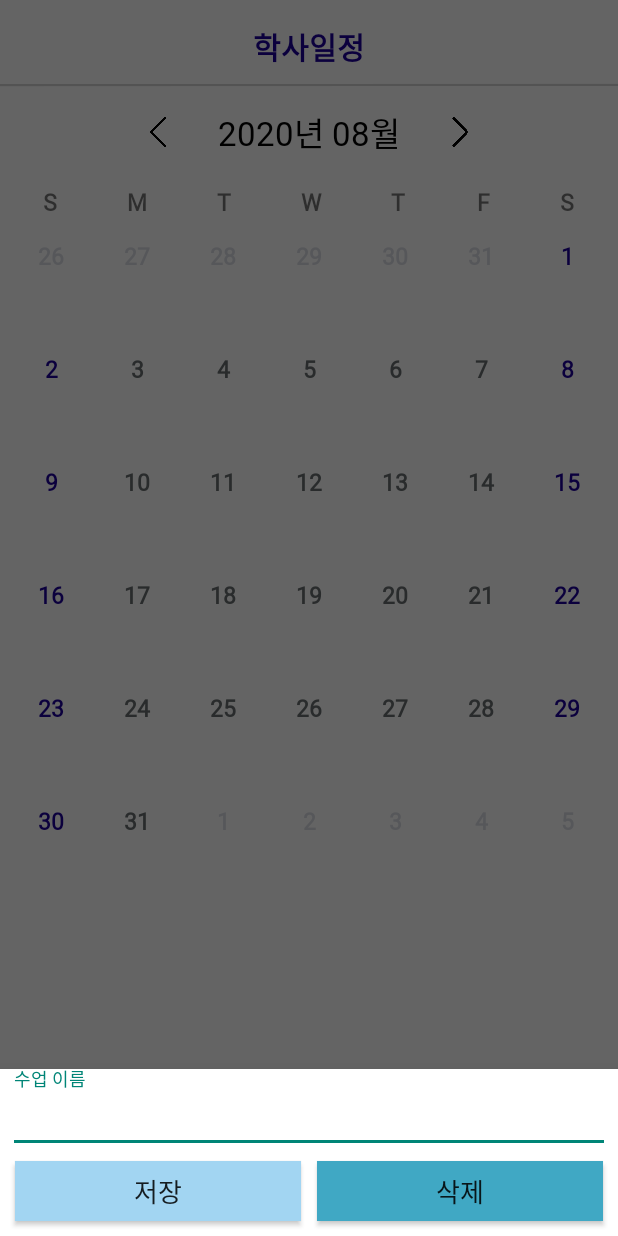
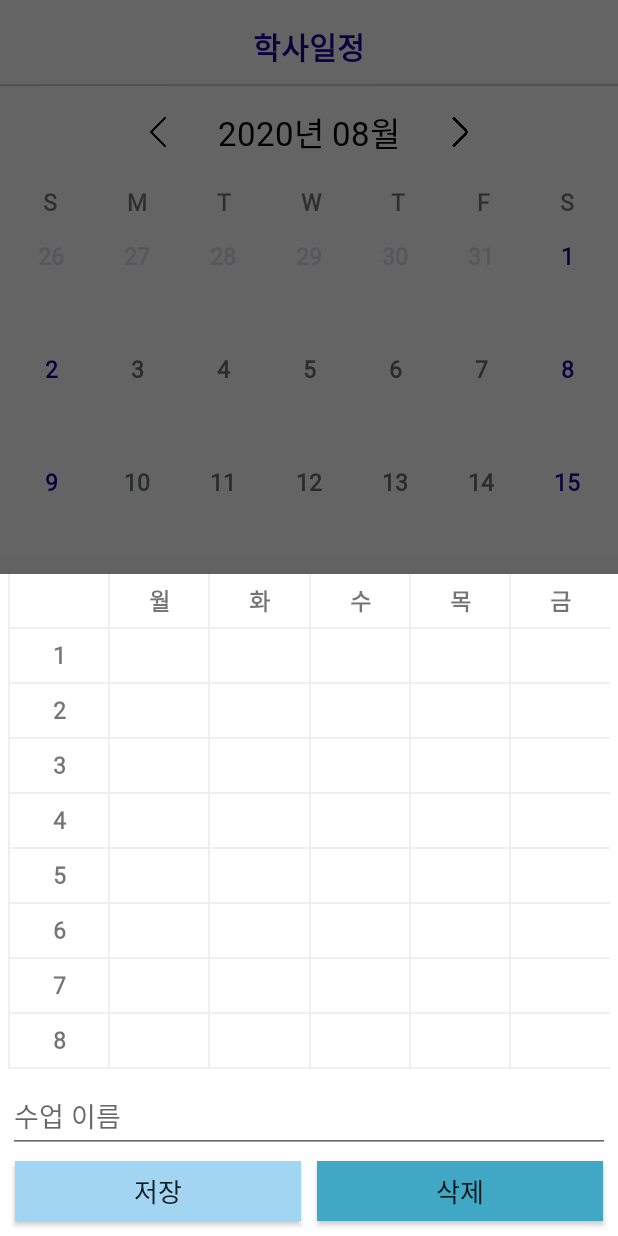
Before and after one commit to noion0511/MealService, an Android app: the fragment InfomationF placed in its activity, on a phone screen of 412 x 824 dp. Run offline under Robolectric (Android 15) with nearby library versions, the phone set to English and light mode, and no system bars; network calls fail.

Commit message:
클래스플러스 기능 구현중

```diff
--- a/school_lunch/app/src/main/java/com/example/school_lunch/Adapter/ClassPlusAdapter.kt
+++ b/school_lunch/app/src/main/java/com/example/school_lunch/Adapter/ClassPlusAdapter.kt
@@ -2,63 +2,86 @@
 
 import android.graphics.Color
 import android.view.LayoutInflater
+import android.view.View
 import android.view.ViewGroup
 import android.widget.TextView
 import androidx.recyclerview.widget.RecyclerView
-import com.example.school_lunch.DataBaseHandler
-import com.example.school_lunch.Fragment.ClassScheduleF
+import com.example.school_lunch.Fragment.InfomationF
 import com.example.school_lunch.R
 import kotlinx.android.synthetic.main.plus_item.view.*
 
 class ClassPlusAdapter : RecyclerView.Adapter<ClassPlusAdapter.ClassViewHolder>(){
-    var classItems: MutableList<ClassScheduleF.ClassData> = mutableListOf(
-        ClassScheduleF.ClassData(""), ClassScheduleF.ClassData("월"),
-        ClassScheduleF.ClassData("화"), ClassScheduleF.ClassData("수"),
-        ClassScheduleF.ClassData("목"), ClassScheduleF.ClassData("금"),
-        ClassScheduleF.ClassData("1"), ClassScheduleF.ClassData(""),
-        ClassScheduleF.ClassData(""), ClassScheduleF.ClassData(""),
-        ClassScheduleF.ClassData(""), ClassScheduleF.ClassData(""),
-        ClassScheduleF.ClassData("2"), ClassScheduleF.ClassData(""),
-        ClassScheduleF.ClassData(""), ClassScheduleF.ClassData(""),
-        ClassScheduleF.ClassData(""), ClassScheduleF.ClassData(""),
-        ClassScheduleF.ClassData("3"), ClassScheduleF.ClassData(""),
-        ClassScheduleF.ClassData(""), ClassScheduleF.ClassData(""),
-        ClassScheduleF.ClassData(""), ClassScheduleF.ClassData(""),
-        ClassScheduleF.ClassData("4"), ClassScheduleF.ClassData(""),
-        ClassScheduleF.ClassData(""), ClassScheduleF.ClassData(""),
-        ClassScheduleF.ClassData(""), ClassScheduleF.ClassData(""),
-        ClassScheduleF.ClassData("5"), ClassScheduleF.ClassData(""),
-        ClassScheduleF.ClassData(""), ClassScheduleF.ClassData(""),
-        ClassScheduleF.ClassData(""), ClassScheduleF.ClassData(""),
-        ClassScheduleF.ClassData("6"), ClassScheduleF.ClassData(""),
-        ClassScheduleF.ClassData(""), ClassScheduleF.ClassData(""),
-        ClassScheduleF.ClassData(""), ClassScheduleF.ClassData(""),
-        ClassScheduleF.ClassData("7"), ClassScheduleF.ClassData(""),
-        ClassScheduleF.ClassData(""), ClassScheduleF.ClassData(""),
-        ClassScheduleF.ClassData(""), ClassScheduleF.ClassData(""),
-        ClassScheduleF.ClassData("8"), ClassScheduleF.ClassData(""),
-        ClassScheduleF.ClassData(""), ClassScheduleF.ClassData(""),
-        ClassScheduleF.ClassData(""), ClassScheduleF.ClassData("")
-    )
+    val selectedItemPosition = HashSet<InfomationF.Schedule>()
 
-    override fun onCreateViewHolder(parent: ViewGroup, p1:Int) = ClassViewHolder(parent)
+    override fun onCreateViewHolder(parent: ViewGroup, viewType: Int): ClassViewHolder =
+        ClassViewHolder(LayoutInflater.from(parent.context).inflate(R.layout.plus_item, parent, false), this)
 
-    override fun getItemCount(): Int = classItems.size
+    override fun getItemCount(): Int = 54
 
-    override fun onBindViewHolder(holder: ClassPlusAdapter.ClassViewHolder, position: Int) {
-        classItems[position].let{ item ->
-            with(holder) {
-                tvClass.text = item.content
+    override fun onBindViewHolder(holder: ClassViewHolder, position: Int) {
+        val xPos = position % 6
+        val yPos = position / 6
+
+        holder.xPos = xPos
+        holder.yPos = yPos
+        holder.tvClass.text = when {
+            yPos == 0 -> {
+                when(xPos) {
+                    1 -> "월"
+                    2 -> "화"
+                    3 -> "수"
+                    4 -> "목"
+                    5 -> "금"
+                    else -> ""
+                }
+            }
+            xPos == 0 -> {
+                when(yPos) {
+                    1 -> "1"
+                    2 -> "2"
+                    3 -> "3"
+                    4 -> "4"
+                    5 -> "5"
+                    6 -> "6"
+                    7 -> "7"
+                    8 -> "8"
+                    else -> ""
+                }
+            }
+            else -> {
+                ""
             }
         }
-        holder.itemView.setOnClickListener {
-            holder.itemView.plus_item.setBackgroundColor(Color.parseColor("#ffc93c"))
-            holder.itemView.plus_date.setText(position)
+        holder.tvClass.setBackgroundColor(if(selectedItemPosition.contains(InfomationF.Schedule(xPos, yPos))) Color.parseColor("#fddb3a") else Color.WHITE)
+    }
+
+    data class ClassViewHolder(val view: View, val adapter: ClassPlusAdapter): RecyclerView.ViewHolder(view) {
+        var xPos = 0
+        var yPos = 0
+        val tvClass: TextView = view.findViewById(R.id.plus_date)
+        init {
+            tvClass.setOnClickListener {
+                adapter.onItemClicked(xPos, yPos)
+            }
         }
     }
 
-    inner class ClassViewHolder(parent: ViewGroup): RecyclerView.ViewHolder(
-        LayoutInflater.from(parent.context).inflate(R.layout.plus_item, parent, false)) {
-        val tvClass: TextView = itemView.plus_date
+    private fun onItemClicked(xPos: Int, yPos: Int) {
+        val position = InfomationF.Schedule(xPos, yPos)
+        val recyclerViewPosition = yPos * 6 + xPos
+
+        if( xPos == 0 || yPos == 0) {
+            return
+        } else if(selectedItemPosition.contains(position)) {
+            selectedItemPosition.remove(position)
+        } else {
+            selectedItemPosition.add(position)
+        }
+
+        notifyItemChanged(recyclerViewPosition)
+    }
+
+    fun getSelectedSchedule(): Set<InfomationF.Schedule> {
+        return selectedItemPosition
     }
 }
--- a/school_lunch/app/src/main/java/com/example/school_lunch/DataBaseHandler.kt
+++ b/school_lunch/app/src/main/java/com/example/school_lunch/DataBaseHandler.kt
@@ -15,7 +15,7 @@
 
 class DataBaseHandler(var context: Context?) :SQLiteOpenHelper(context, DATABASE_NAME, null, 1){
     override fun onCreate(db: SQLiteDatabase?) {
-        val createTable = "CREATE TABLE $TABLE_NAME ($COL_ID INTEGER PRIMARY KEY AUTOINCREMENT,$COL_POSITION INTEGER,$COL_NAME VARCHAR(50))"
+        val createTable = "CREATE TABLE $TABLE_NAME ($COL_ID INTEGER PRIMARY KEY AUTOINCREMENT, $COL_POSITION INTEGER,$COL_NAME VARCHAR(50))"
         db?.execSQL(createTable)
     }
 
--- a/school_lunch/app/src/main/java/com/example/school_lunch/Fragment/InfomationF.kt
+++ b/school_lunch/app/src/main/java/com/example/school_lunch/Fragment/InfomationF.kt
@@ -1,13 +1,11 @@
 package com.example.school_lunch.Fragment
 
-import android.annotation.SuppressLint
-import android.app.Dialog
 import android.os.Bundle
+import android.util.Log
 import android.view.LayoutInflater
 import android.view.View
 import android.view.ViewGroup
 import android.widget.Button
-import android.widget.TextView
 import android.widget.Toast
 import androidx.recyclerview.widget.GridLayoutManager
 import androidx.recyclerview.widget.RecyclerView
@@ -22,7 +20,7 @@
 class InfomationF : BottomSheetDialogFragment(){
     private val db = DataBaseHandler(this.context)
     private var plusRv :RecyclerView? = null
-
+    private var classPlusAdapter : ClassPlusAdapter? = null
 
     override fun onCreateView(
         inflater: LayoutInflater, container: ViewGroup?,
@@ -31,6 +29,11 @@
         val view = inflater.inflate(R.layout.fragment_infomation, container, false)
         val saveBtn:Button = view.findViewById<Button>(R.id.saveBtn)
         val deleteBtn:Button = view.findViewById<Button>(R.id.deleteBtn)
+        classPlusAdapter = ClassPlusAdapter()
+
+        plusRv = view.findViewById(R.id.plus_rv_list)
+        plusRv?.adapter = classPlusAdapter
+        plusRv?.layoutManager = GridLayoutManager(view.context,6)
 
         saveBtn.setOnClickListener {
             insert()
@@ -43,25 +46,18 @@
     }
 
 
-    @SuppressLint("RestrictedApi")
-    override fun setupDialog(dialog: Dialog, style: Int) {
-        super.setupDialog(dialog, style)
-        val view = View.inflate(context, R.layout.fragment_infomation, null)
-
-        plusRv = view.findViewById(R.id.plus_rv_list)
-        plusRv?.adapter = ClassPlusAdapter()
-        plusRv?.layoutManager = GridLayoutManager(view.context,6)
-
-        dialog.setContentView(view)
-    }
-
-
     private fun insert(){
-        if(classTitle2.text.toString().isNotEmpty() && plus_date.text.toString().isNotEmpty()){
-            val schedule = ClassSchedule(plus_date.text.toString().toInt(),classTitle2.text.toString())
-            db.insertData(schedule)
+        val title : String = classTitle2?.text?.toString() ?: ""
+        val selectedClass : Set<Schedule> = classPlusAdapter?.getSelectedSchedule() ?: setOf()
+        if(title.isNotEmpty() && selectedClass.isNotEmpty()){
+//            val schedule = ClassSchedule(plus_date.text.toString().toInt(),classTitle2.text.toString())
+//            db.insertData(schedule)
+            Toast.makeText(this.context,"Try to Save success", Toast.LENGTH_LONG).show()
+            Log.d("Try to Insert", selectedClass.toString())
         }else{
             Toast.makeText(this.context,"Please Fill All Data's", Toast.LENGTH_LONG).show()
         }
     }
+
+    data class Schedule(val day: Int, val order: Int)
 }
--- a/school_lunch/app/src/main/res/layout/fragment_class_schedule.xml
+++ b/school_lunch/app/src/main/res/layout/fragment_class_schedule.xml
@@ -30,10 +30,11 @@
 
                 <com.google.android.material.floatingactionbutton.FloatingActionButton
                     android:id="@+id/class_plus_button"
-                    android:layout_width="60dp"
-                    android:layout_height="60dp"
+                    android:layout_width="55dp"
+                    android:layout_height="55dp"
                     android:backgroundTint="@color/yellow"
                     android:text="수업 추가 및 수정"
+                    android:src="@drawable/plus2"
                     app:borderWidth="0dp"
                     app:layout_constraintBottom_toBottomOf="parent"
                     app:layout_constraintEnd_toEndOf="parent"
--- a/school_lunch/app/src/main/res/layout/fragment_infomation.xml
+++ b/school_lunch/app/src/main/res/layout/fragment_infomation.xml
@@ -1,54 +1,54 @@
 <?xml version="1.0" encoding="utf-8"?>
 <androidx.constraintlayout.widget.ConstraintLayout xmlns:android="http://schemas.android.com/apk/res/android"
     xmlns:app="http://schemas.android.com/apk/res-auto"
+    xmlns:tools="http://schemas.android.com/tools"
     android:layout_width="match_parent"
-    android:layout_height="match_parent"
-    xmlns:tools="http://schemas.android.com/tools">
+    android:layout_height="match_parent">
+
+    <androidx.recyclerview.widget.RecyclerView
+        android:id="@+id/plus_rv_list"
+        android:layout_width="0dp"
+        android:layout_height="wrap_content"
+        android:layout_marginLeft="5dp"
+        android:layout_marginRight="5dp"
+        android:choiceMode="multipleChoice"
+        app:layout_constraintBottom_toTopOf="@+id/classTitle"
+        app:layout_constraintEnd_toEndOf="parent"
+        app:layout_constraintHorizontal_bias="1.0"
+        app:layout_constraintStart_toStartOf="parent"
+        app:spanCount="6"
+        tools:itemCount="54"
+        tools:layoutManager="androidx.recyclerview.widget.GridLayoutManager"
+        tools:listitem="@layout/plus_item"
+        tools:orientation="vertical"
+        tools:scrollbars="vertical" />
 
     <com.google.android.material.textfield.TextInputLayout
         android:id="@+id/classTitle"
         android:layout_width="match_parent"
         android:layout_height="wrap_content"
+        app:layout_constraintBottom_toTopOf="@+id/linearLayout"
         app:layout_constraintEnd_toEndOf="parent"
-        app:layout_constraintStart_toStartOf="parent"
-        app:layout_constraintTop_toBottomOf="@+id/plus_rv_list">
+        app:layout_constraintStart_toStartOf="parent">
 
         <com.google.android.material.textfield.TextInputEditText
             android:id="@+id/classTitle2"
             android:layout_width="match_parent"
             android:layout_height="wrap_content"
+            android:layout_marginLeft="5dp"
             android:layout_marginRight="5dp"
-            android:layout_marginLeft="5dp"
             android:fontFamily="@font/cafe24dangdanghae"
             android:hint="@string/class_name" />
     </com.google.android.material.textfield.TextInputLayout>
-
-    <androidx.recyclerview.widget.RecyclerView
-        android:id="@+id/plus_rv_list"
-        android:layout_width="0dp"
-        android:layout_height="wrap_content"
-        android:layout_marginRight="5dp"
-        android:layout_marginLeft="5dp"
-        android:choiceMode="multipleChoice"
-        app:layout_constraintEnd_toEndOf="parent"
-        app:layout_constraintHorizontal_bias="1.0"
-        app:layout_constraintStart_toStartOf="parent"
-        app:layout_constraintTop_toTopOf="parent"
-        app:spanCount="6"
-        tools:itemCount="48"
-        tools:layoutManager="androidx.recyclerview.widget.GridLayoutManager"
-        tools:listitem="@layout/plus_item"
-        tools:orientation="vertical"
-        tools:scrollbars="vertical" />
 
     <LinearLayout
         android:id="@+id/linearLayout"
         android:layout_width="match_parent"
         android:layout_height="wrap_content"
         android:orientation="horizontal"
+        app:layout_constraintBottom_toBottomOf="parent"
         app:layout_constraintEnd_toEndOf="parent"
-        app:layout_constraintStart_toStartOf="parent"
-        app:layout_constraintTop_toBottomOf="@+id/classTitle">
+        app:layout_constraintStart_toStartOf="parent">
 
         <Button
             android:id="@+id/saveBtn"
```
Also changed, not shown: school_lunch/app/src/main/res/drawable/plus2.png (added).
